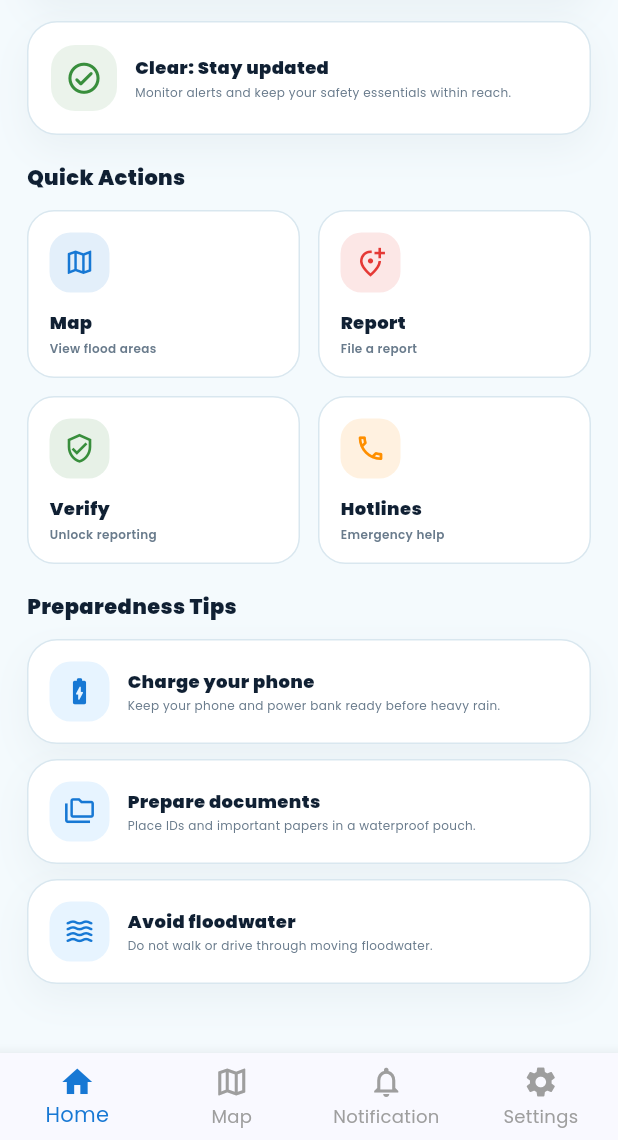
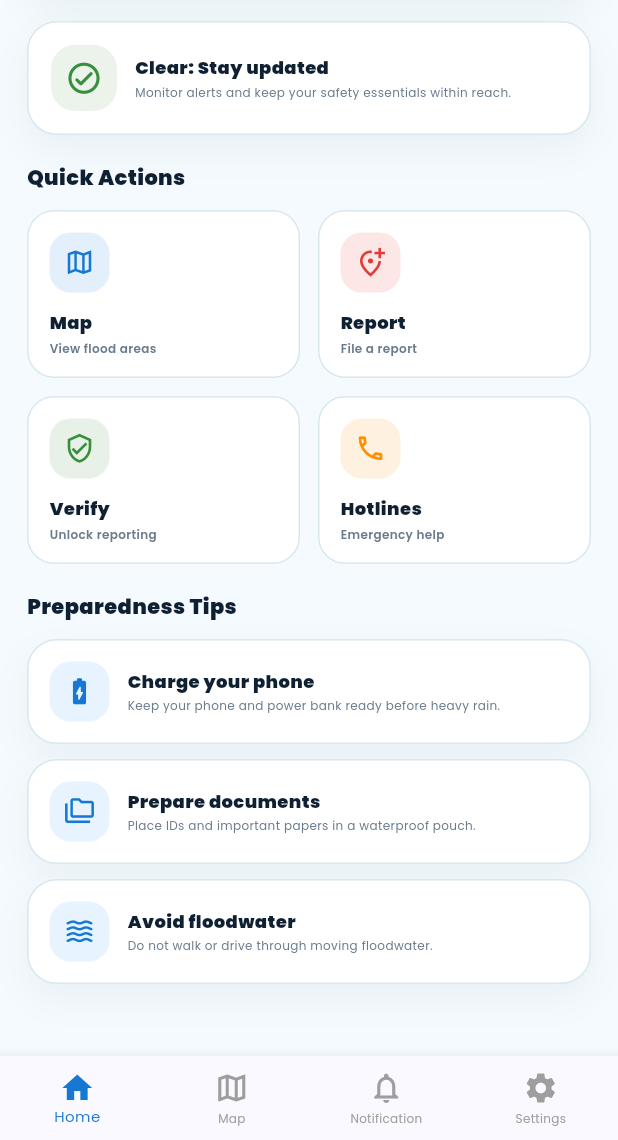
Before and after one commit to daleesl/RainGuard, a Flutter app: the MainWrapper screen opened directly, scrolled down 305 dp, on a phone screen of 412 x 824 dp, the part 96-1236 px from its top. Run offline on Flutter 3.47's test engine with Material 3 defaults, Android fonts, the phone set to English and light mode, and no system bars; our stand-ins replace cloud_firestore, firebase_auth, firebase_core, firebase_storage, flutter_dotenv, flutter_map and 8 more; accounts and stored records are empty; generated files the repository leaves out were written again; network calls fail.

Commit message:
style: compact bottom navigation labels

```diff
--- a/lib/screens/main_wrapper.dart
+++ b/lib/screens/main_wrapper.dart
@@ -31,21 +31,26 @@ class _MainWrapperState extends State<MainWrapper> {
     ];
 
     return Scaffold(
-      body: IndexedStack(
-        index: _currentIndex,
-        children: pages,
-      ),
+      body: IndexedStack(index: _currentIndex, children: pages),
       bottomNavigationBar: BottomNavigationBar(
         type: BottomNavigationBarType.fixed,
         items: const [
           BottomNavigationBarItem(icon: Icon(Icons.home), label: 'Home'),
           BottomNavigationBarItem(icon: Icon(Icons.map_outlined), label: 'Map'),
-          BottomNavigationBarItem(icon: Icon(Icons.notifications_none), label: 'Notification'),
-          BottomNavigationBarItem(icon: Icon(Icons.settings), label: 'Settings'),
+          BottomNavigationBarItem(
+            icon: Icon(Icons.notifications_none),
+            label: 'Notification',
+          ),
+          BottomNavigationBarItem(
+            icon: Icon(Icons.settings),
+            label: 'Settings',
+          ),
         ],
         currentIndex: _currentIndex,
         selectedItemColor: RainGuardColors.primary,
         unselectedItemColor: Colors.grey,
+        selectedLabelStyle: const TextStyle(fontSize: 10),
+        unselectedLabelStyle: const TextStyle(fontSize: 8),
         onTap: (index) {
           setState(() {
             _currentIndex = index;
```
